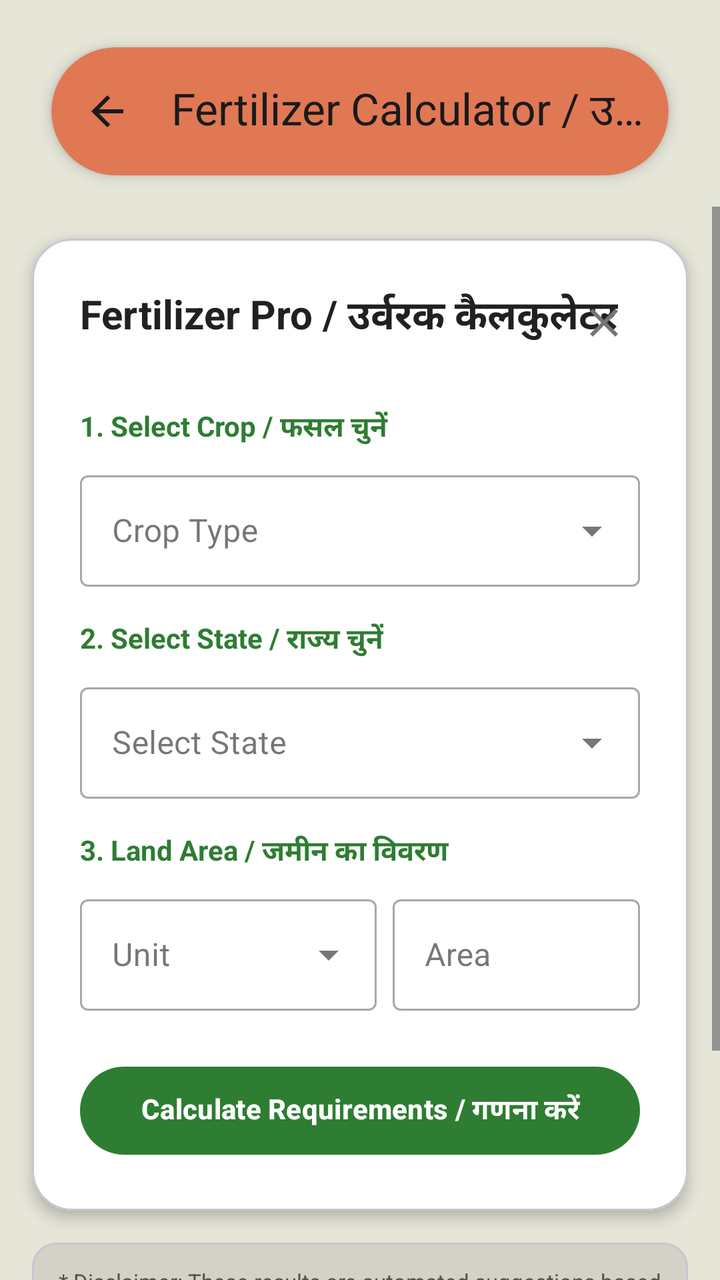
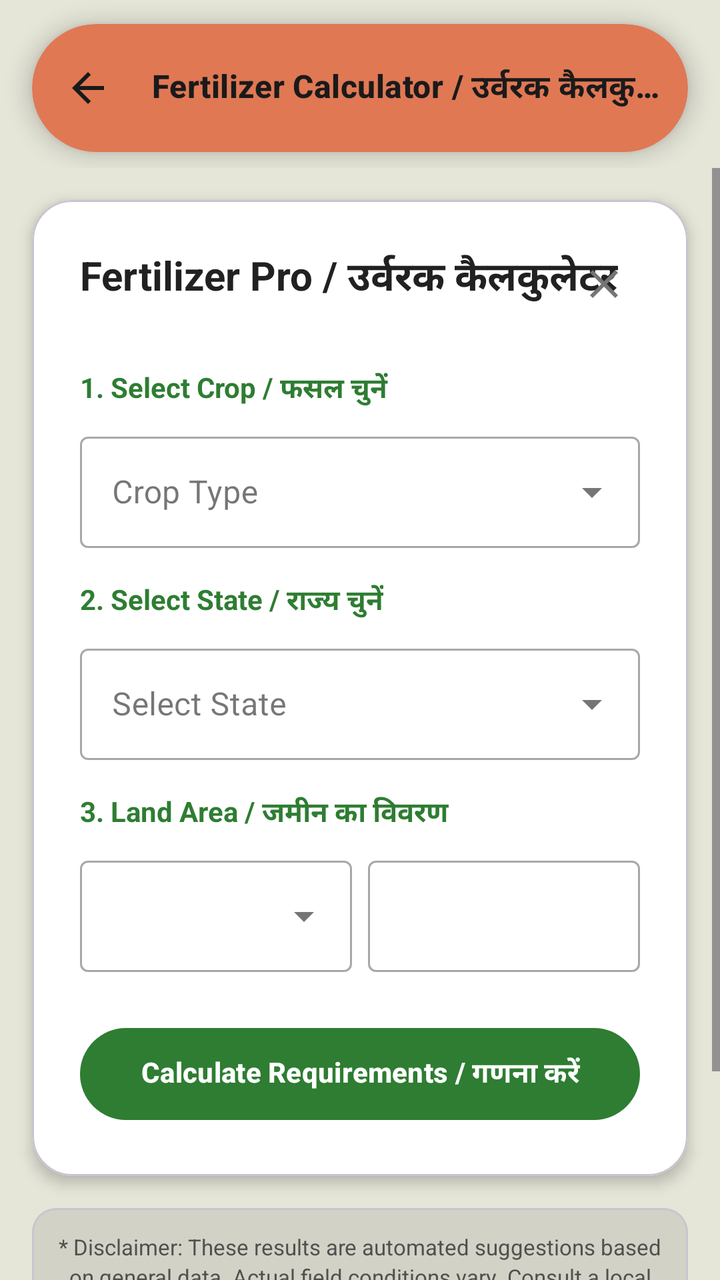

An Android layout rendered at two revisions. The XML below is the earlier revision; the diff shows what the commit changed to produce the second picture.
<!-- AndroidManifest.xml: application theme Theme.Jai_Kisan -->
<!-- res/layout/activity_fertilizer_calculator.xml -->
<?xml version="1.0" encoding="utf-8"?>
<LinearLayout
    xmlns:android="http://schemas.android.com/apk/res/android"
    xmlns:app="http://schemas.android.com/apk/res-auto"
    android:id="@+id/root_view"
    android:layout_width="match_parent"
    android:layout_height="match_parent"
    android:orientation="vertical"
    android:background="#E5E5D8">

    <com.google.android.material.appbar.AppBarLayout
        android:layout_width="match_parent"
        android:layout_height="wrap_content"
        android:background="@android:color/transparent"
        app:elevation="0dp">

        <com.google.android.material.card.MaterialCardView
            android:layout_width="match_parent"
            android:layout_height="wrap_content"
            android:layout_marginStart="12dp"
            android:layout_marginEnd="12dp"
            android:layout_marginTop="8dp"
            app:cardCornerRadius="32dp"
            app:cardElevation="4dp"
            app:strokeWidth="0dp"
            app:cardUseCompatPadding="true"
            app:cardBackgroundColor="#E07854">

            <com.google.android.material.appbar.MaterialToolbar
                android:id="@+id/toolbar"
                android:layout_width="match_parent"
                android:layout_height="?attr/actionBarSize"
                app:title="Fertilizer Calculator / उर्वरक कैलकुलेटर"
                app:titleTextColor="#1A1A1A"
                app:navigationIcon="@drawable/ic_arrow_back_24"
                app:navigationIconTint="#1A1A1A" />
        </com.google.android.material.card.MaterialCardView>
    </com.google.android.material.appbar.AppBarLayout>

    <ScrollView
        android:layout_width="match_parent"
        android:layout_height="match_parent"
        android:fillViewport="true"
        android:clipToPadding="false">

        <LinearLayout
            android:layout_width="match_parent"
            android:layout_height="wrap_content"
            android:orientation="vertical"
            android:paddingBottom="30dp">

            <com.google.android.material.card.MaterialCardView
                android:layout_width="match_parent"
                android:layout_height="wrap_content"
                android:layout_marginStart="16dp"
                android:layout_marginEnd="16dp"
                android:layout_marginTop="16dp"
                android:layout_marginBottom="16dp"
                app:cardBackgroundColor="#FFFFFF"
                app:cardCornerRadius="20dp"
                app:cardElevation="4dp">

                <LinearLayout
                    android:layout_width="match_parent"
                    android:layout_height="wrap_content"
                    android:orientation="vertical"
                    android:padding="24dp">

                    <RelativeLayout
                        android:layout_width="match_parent"
                        android:layout_height="wrap_content">
                        <TextView
                            android:id="@+id/tv_title_fertilizer_pro"
                            android:layout_width="wrap_content"
                            android:layout_height="wrap_content"
                            android:text="Fertilizer Pro / उर्वरक कैलकुलेटर"
                            android:textSize="20sp"
                            android:textStyle="bold"
                            android:textColor="#212121"
                            android:fontFamily="sans-serif" />
                        <ImageButton
                            android:id="@+id/btn_close"
                            android:layout_width="36dp"
                            android:layout_height="36dp"
                            android:layout_alignParentEnd="true"
                            android:src="@drawable/ic_close"
                            android:background="?attr/selectableItemBackgroundBorderless"
                            app:tint="#757575" />
                    </RelativeLayout>

                    <Space android:layout_height="24dp" android:layout_width="match_parent" />

                    <TextView
                        android:id="@+id/tv_title_select_crop"
                        android:layout_width="wrap_content"
                        android:layout_height="wrap_content"
                        android:text="1. Select Crop / फसल चुनें"
                        android:textStyle="bold"
                        android:textColor="#2E7D32" />

                    <com.google.android.material.textfield.TextInputLayout
                        android:id="@+id/layout_dropdown_crop"
                        style="@style/Widget.MaterialComponents.TextInputLayout.OutlinedBox.ExposedDropdownMenu"
                        android:layout_width="match_parent"
                        android:layout_height="wrap_content"
                        android:layout_marginTop="8dp">
                        <AutoCompleteTextView
                            android:id="@+id/dropdown_crop"
                            android:layout_width="match_parent"
                            android:layout_height="wrap_content"
                            android:hint="Crop Type"
                            android:inputType="none" />
                    </com.google.android.material.textfield.TextInputLayout>

                    <Space android:layout_height="16dp" android:layout_width="match_parent" />

                    <TextView
                        android:id="@+id/tv_title_select_state"
                        android:layout_width="wrap_content"
                        android:layout_height="wrap_content"
                        android:text="2. Select State / राज्य चुनें"
                        android:textStyle="bold"
                        android:textColor="#2E7D32" />

                    <com.google.android.material.textfield.TextInputLayout
                        android:id="@+id/layout_dropdown_state"
                        style="@style/Widget.MaterialComponents.TextInputLayout.OutlinedBox.ExposedDropdownMenu"
                        android:layout_width="match_parent"
                        android:layout_height="wrap_content"
                        android:layout_marginTop="8dp">
                        <AutoCompleteTextView
                            android:id="@+id/dropdown_state"
                            android:layout_width="match_parent"
                            android:layout_height="wrap_content"
                            android:hint="Select State"
                            android:inputType="none" />
                    </com.google.android.material.textfield.TextInputLayout>

                    <Space android:layout_height="16dp" android:layout_width="match_parent" />

                    <TextView
                        android:id="@+id/tv_title_land_area"
                        android:layout_width="wrap_content"
                        android:layout_height="wrap_content"
                        android:text="3. Land Area / जमीन का विवरण"
                        android:textStyle="bold"
                        android:textColor="#2E7D32" />

                    <LinearLayout
                        android:layout_width="match_parent"
                        android:layout_height="wrap_content"
                        android:orientation="horizontal"
                        android:layout_marginTop="8dp">

                        <com.google.android.material.textfield.TextInputLayout
                            android:id="@+id/layout_dropdown_unit"
                            style="@style/Widget.MaterialComponents.TextInputLayout.OutlinedBox.ExposedDropdownMenu"
                            android:layout_width="0dp"
                            android:layout_height="wrap_content"
                            android:layout_weight="1.2"
                            android:layout_marginEnd="8dp">
                            <AutoCompleteTextView
                                android:id="@+id/dropdown_unit"
                                android:layout_width="match_parent"
                                android:layout_height="wrap_content"
                                android:hint="Unit"
                                android:inputType="none" />
                        </com.google.android.material.textfield.TextInputLayout>

                        <com.google.android.material.textfield.TextInputLayout
                            android:id="@+id/layout_input_area"
                            style="@style/Widget.MaterialComponents.TextInputLayout.OutlinedBox"
                            android:layout_width="0dp"
                            android:layout_height="wrap_content"
                            android:layout_weight="1"
                            android:hint="Area">
                            <com.google.android.material.textfield.TextInputEditText
                                android:id="@+id/input_area"
                                android:layout_width="match_parent"
                                android:layout_height="wrap_content"
                                android:inputType="numberDecimal" />
                        </com.google.android.material.textfield.TextInputLayout>
                    </LinearLayout>

                    <Space android:layout_height="24dp" android:layout_width="match_parent" />

                    <com.google.android.material.button.MaterialButton
                        android:id="@+id/btn_calculate"
                        android:layout_width="match_parent"
                        android:layout_height="52dp"
                        android:text="Calculate Requirements / गणना करें"
                        android:textStyle="bold"
                        app:backgroundTint="#2E7D32"
                        app:cornerRadius="50dp" />

                    <com.google.android.material.card.MaterialCardView
                        android:id="@+id/result_section"
                        android:layout_width="match_parent"
                        android:layout_height="wrap_content"
                        android:visibility="gone"
                        android:layout_marginTop="20dp"
                        app:cardBackgroundColor="#F1F8E9"
                        app:cardCornerRadius="16dp"
                        app:cardElevation="0dp"
                        app:strokeWidth="0dp">

                        <LinearLayout
                            android:layout_width="match_parent"
                            android:layout_height="wrap_content"
                            android:orientation="vertical"
                            android:padding="16dp">

                            <TextView
                                android:id="@+id/tv_title_recommended_fertilizer"
                                android:layout_width="wrap_content"
                                android:layout_height="wrap_content"
                                android:text="Recommended Fertilizer / अनुशंसित उर्वरक"
                                android:textStyle="bold"
                                android:textColor="#2E7D32"
                                android:textSize="15sp"
                                android:layout_marginBottom="12dp" />

                            <TextView android:id="@+id/tv_n_row" android:layout_width="match_parent" android:layout_height="wrap_content"
                                android:text="Nitrogen (N) / नाइट्रोजन: --" android:textColor="#424242" android:textSize="13sp" android:layout_marginBottom="6dp"/>
                            <TextView android:id="@+id/tv_p_row" android:layout_width="match_parent" android:layout_height="wrap_content"
                                android:text="Phosphorus (P) / फॉस्फोरस: --" android:textColor="#424242" android:textSize="13sp" android:layout_marginBottom="6dp"/>
                            <TextView android:id="@+id/tv_k_row" android:layout_width="match_parent" android:layout_height="wrap_content"
                                android:text="Potassium (K) / पोटेशियम: --" android:textColor="#424242" android:textSize="13sp" android:layout_marginBottom="12dp"/>

                            <View android:layout_width="match_parent" android:layout_height="1dp" android:background="#C8E6C9" android:layout_marginBottom="12dp" />

                            <TextView
                                android:id="@+id/tv_title_shopping_list"
                                android:layout_width="wrap_content"
                                android:layout_height="wrap_content"
                                android:text="Shopping List (Bags) / खरीद सूची (बैग):"
                                android:textStyle="bold" android:textColor="#2E7D32" android:textSize="14sp" android:layout_marginBottom="8dp" />

                            <TextView android:id="@+id/tv_urea_bags" android:layout_width="match_parent" android:layout_height="wrap_content" android:textColor="#212121" android:layout_marginBottom="4dp"/>
                            <TextView android:id="@+id/tv_dap_bags" android:layout_width="match_parent" android:layout_height="wrap_content" android:textColor="#212121" android:layout_marginBottom="4dp"/>
                            <TextView android:id="@+id/tv_mop_bags" android:layout_width="match_parent" android:layout_height="wrap_content" android:textColor="#212121" android:layout_marginBottom="12dp"/>

                            <View android:layout_width="match_parent" android:layout_height="1dp" android:background="#C8E6C9" android:layout_marginBottom="12dp" />

                            <TextView
                                android:id="@+id/tv_title_liquid_option"
                                android:layout_width="wrap_content"
                                android:layout_height="wrap_content"
                                android:text="Liquid Option / तरल विकल्प (Nano Urea):"
                                android:textStyle="bold" android:textColor="#0288D1" android:textSize="14sp" android:layout_marginBottom="8dp" />

                            <TextView android:id="@+id/tv_nano_urea" android:layout_width="match_parent" android:layout_height="wrap_content"
                                android:text="-- Bottles (500ml)" android:textColor="#212121" android:layout_marginBottom="16dp" />

                            <com.google.android.material.progressindicator.CircularProgressIndicator
                                android:id="@+id/loadingIndicator" android:layout_width="wrap_content" android:layout_height="wrap_content"
                                android:layout_gravity="center" android:indeterminate="true" android:visibility="gone" android:layout_marginBottom="16dp" />
                            <TextView android:id="@+id/tv_ai_insight" android:layout_width="match_parent" android:layout_height="wrap_content"
                                android:textSize="14sp" android:textColor="#212121" android:layout_marginBottom="16dp" android:visibility="gone" />

                            <com.google.android.material.button.MaterialButton
                                android:id="@+id/btn_share"
                                style="@style/Widget.MaterialComponents.Button.OutlinedButton"
                                android:layout_width="match_parent"
                                android:layout_height="44dp"
                                android:text="Share Result / परिणाम साझा करें"
                                android:textColor="#2E7D32"
                                app:strokeColor="#2E7D32"
                                app:cornerRadius="50dp" />
                        </LinearLayout>
                    </com.google.android.material.card.MaterialCardView>
                </LinearLayout>
            </com.google.android.material.card.MaterialCardView>

            <com.google.android.material.card.MaterialCardView
                android:layout_width="match_parent"
                android:layout_height="wrap_content"
                android:layout_marginStart="16dp"
                android:layout_marginEnd="16dp"
                android:layout_marginBottom="16dp"
                app:cardElevation="0dp"
                app:cardBackgroundColor="#15000000"
                app:cardCornerRadius="12dp">

                <TextView
                    android:id="@+id/tv_disclaimer"
                    android:layout_width="match_parent"
                    android:layout_height="wrap_content"
                    android:padding="12dp"
                    android:textAlignment="center"
                    android:textSize="11sp"
                    android:textColor="#524F4F"
                    android:lineSpacingExtra="2dp"
                    android:text="* Disclaimer: These results are automated suggestions based on general data. Actual field conditions vary. Consult a local agriculture specialist before making final decisions. \n अस्वीकरण: ये परिणाम सामान्य डेटा पर आधारित स्वचालित सुझाव हैं। वास्तविक स्थिति भिन्न हो सकती है। अंतिम निर्णय लेने से पहले स्थानीय कृषि विशेषज्ञ से सलाह लें।" />
            </com.google.android.material.card.MaterialCardView>

        </LinearLayout>
    </ScrollView>
</LinearLayout>
<!-- resources referenced by this layout -->
<resources>
  <!-- drawable ic_arrow_back_24 (drawable) -->
  <vector xmlns:android="http://schemas.android.com/apk/res/android" android:autoMirrored="true" android:height="24dp" android:tint="#000000" android:viewportHeight="960" android:viewportWidth="960" android:width="24dp">
        
      <path android:fillColor="@android:color/white" android:pathData="M313,520L537,744L480,800L160,480L480,160L537,216L313,440L800,440L800,520L313,520Z"/>
      
  </vector>
  <!-- drawable ic_close (drawable) -->
  <vector xmlns:android="http://schemas.android.com/apk/res/android"
      android:width="24dp"
      android:height="24dp"
      android:viewportWidth="24"
      android:viewportHeight="24">
    <path
        android:fillColor="#000000"
        android:pathData="M19,6.41L17.59,5 12,10.59 6.41,5 5,6.41 10.59,12 5,17.59 6.41,19 12,13.41 17.59,19 19,17.59 13.41,12z"/>
  </vector>
  <style name="Theme.Jai_Kisan" parent="Base.Theme.Jai_Kisan" />
  <style name="Base.Theme.Jai_Kisan" parent="Theme.Material3.Light.NoActionBar">
  
          <item name="android:forceDarkAllowed" tools:targetApi="q">false</item>
  
          <item name="android:windowBackground">@color/app_background</item>
  
          <item name="android:fontFamily">@font/poppins</item>
  
          <item name="colorPrimary">@color/green</item>
          <item name="colorPrimaryVariant">@color/green</item>
          <item name="colorOnPrimary">@color/white</item>
          <item name="colorSecondary">@color/green</item>
          <item name="colorSecondaryVariant">@color/green</item>
          <item name="colorOnSecondary">@color/white</item>
  
          <item name="android:statusBarColor">?attr/colorPrimary</item>
  
      </style>
  <color name="app_background">#F9F6ED</color>
  <color name="green">#2E7D32</color>
  <color name="white">#FFFFFFFF</color>
</resources>

<!-- the commit's change to res/layout/activity_fertilizer_calculator.xml (unified diff, before → after) -->
@@ -6,7 +6,8 @@
     android:layout_width="match_parent"
     android:layout_height="match_parent"
     android:orientation="vertical"
-    android:background="#E5E5D8">
+    android:background="#E5E5D8"
+    android:fitsSystemWindows="true">
 
     <com.google.android.material.appbar.AppBarLayout
         android:layout_width="match_parent"
@@ -17,19 +18,22 @@
         <com.google.android.material.card.MaterialCardView
             android:layout_width="match_parent"
             android:layout_height="wrap_content"
-            android:layout_marginStart="12dp"
-            android:layout_marginEnd="12dp"
-            android:layout_marginTop="8dp"
+            android:layout_marginStart="16dp"
+            android:layout_marginEnd="16dp"
+            android:layout_marginTop="12dp"
+            android:layout_marginBottom="8dp"
             app:cardCornerRadius="32dp"
-            app:cardElevation="4dp"
+            app:cardElevation="6dp"
+            app:cardMaxElevation="6dp"
             app:strokeWidth="0dp"
-            app:cardUseCompatPadding="true"
+            app:cardUseCompatPadding="false"
             app:cardBackgroundColor="#E07854">
 
             <com.google.android.material.appbar.MaterialToolbar
                 android:id="@+id/toolbar"
                 android:layout_width="match_parent"
                 android:layout_height="?attr/actionBarSize"
+                app:titleTextAppearance="@style/TextAppearance.JaiKisan.ToolbarTitle"
                 app:title="Fertilizer Calculator / उर्वरक कैलकुलेटर"
                 app:titleTextColor="#1A1A1A"
                 app:navigationIcon="@drawable/ic_arrow_back_24"
@@ -157,13 +161,12 @@
                             style="@style/Widget.MaterialComponents.TextInputLayout.OutlinedBox.ExposedDropdownMenu"
                             android:layout_width="0dp"
                             android:layout_height="wrap_content"
-                            android:layout_weight="1.2"
+                            android:layout_weight="1"
                             android:layout_marginEnd="8dp">
                             <AutoCompleteTextView
                                 android:id="@+id/dropdown_unit"
                                 android:layout_width="match_parent"
                                 android:layout_height="wrap_content"
-                                android:hint="Unit"
                                 android:inputType="none" />
                         </com.google.android.material.textfield.TextInputLayout>
 
@@ -172,8 +175,7 @@
                             style="@style/Widget.MaterialComponents.TextInputLayout.OutlinedBox"
                             android:layout_width="0dp"
                             android:layout_height="wrap_content"
-                            android:layout_weight="1"
-                            android:hint="Area">
+                            android:layout_weight="1">
                             <com.google.android.material.textfield.TextInputEditText
                                 android:id="@+id/input_area"
                                 android:layout_width="match_parent"
@@ -187,7 +189,11 @@
                     <com.google.android.material.button.MaterialButton
                         android:id="@+id/btn_calculate"
                         android:layout_width="match_parent"
-                        android:layout_height="52dp"
+                        android:layout_height="wrap_content"
+                        android:minHeight="54dp"
+                        android:paddingTop="10dp"
+                        android:paddingBottom="10dp"
+                        android:gravity="center"
                         android:text="Calculate Requirements / गणना करें"
                         android:textStyle="bold"
                         app:backgroundTint="#2E7D32"
@@ -262,7 +268,11 @@
                                 android:id="@+id/btn_share"
                                 style="@style/Widget.MaterialComponents.Button.OutlinedButton"
                                 android:layout_width="match_parent"
-                                android:layout_height="44dp"
+                                android:layout_height="wrap_content"
+                                android:minHeight="48dp"
+                                android:paddingTop="8dp"
+                                android:paddingBottom="8dp"
+                                android:gravity="center"
                                 android:text="Share Result / परिणाम साझा करें"
                                 android:textColor="#2E7D32"
                                 app:strokeColor="#2E7D32"
<!-- resource entries referenced after the edit -->
@@ -16,6 +16,11 @@
         android:fillColor="#000000"
         android:pathData="M19,6.41L17.59,5 12,10.59 6.41,5 5,6.41 10.59,12 5,17.59 6.41,19 12,13.41 17.59,19 19,17.59 13.41,12z"/>
   </vector>
+  <style name="TextAppearance.JaiKisan.ToolbarTitle" parent="TextAppearance.Material3.TitleMedium">
+          <item name="android:textSize">16sp</item>
+          <item name="android:textStyle">bold</item>
+          <item name="android:textColor">#1A1A1A</item>
+      </style>
   <style name="Theme.Jai_Kisan" parent="Base.Theme.Jai_Kisan" />
   <style name="Base.Theme.Jai_Kisan" parent="Theme.Material3.Light.NoActionBar">
   
